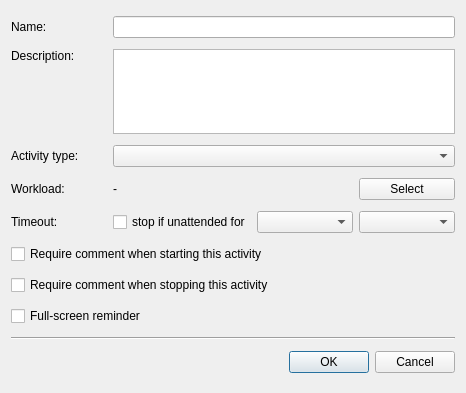
Qt form Src.QT/tt3-gui/ModifyPublicActivityDialog.ui (akapustiatyahoocouk/TimeTracker3) before a commit.
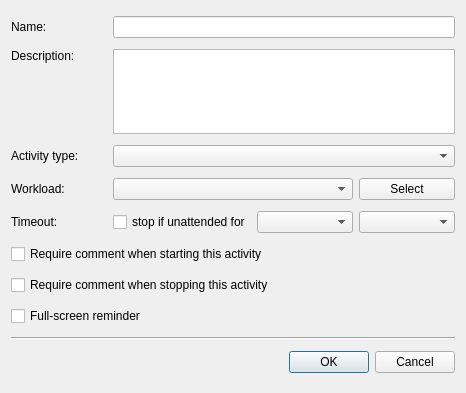
The same form after that commit. Icons and pictures are not drawn.

What changed in the file:
```diff
--- a/Src.QT/tt3-gui/ModifyPublicActivityDialog.ui
+++ b/Src.QT/tt3-gui/ModifyPublicActivityDialog.ui
@@ -58,16 +58,6 @@
      </property>
     </widget>
    </item>
-   <item row="3" column="1" colspan="2">
-    <widget class="QLabel" name="workloadValueLabel">
-     <property name="text">
-      <string>-</string>
-     </property>
-     <property name="wordWrap">
-      <bool>true</bool>
-     </property>
-    </widget>
-   </item>
    <item row="3" column="3">
     <widget class="QPushButton" name="selectWorkloadPushButton">
      <property name="text">
@@ -153,6 +143,9 @@
      </property>
     </widget>
    </item>
+   <item row="3" column="1" colspan="2">
+    <widget class="QComboBox" name="workloadComboBox"/>
+   </item>
   </layout>
  </widget>
  <resources>
```
Left out of the diff: 13 changed lines with no effect on the pictures.
